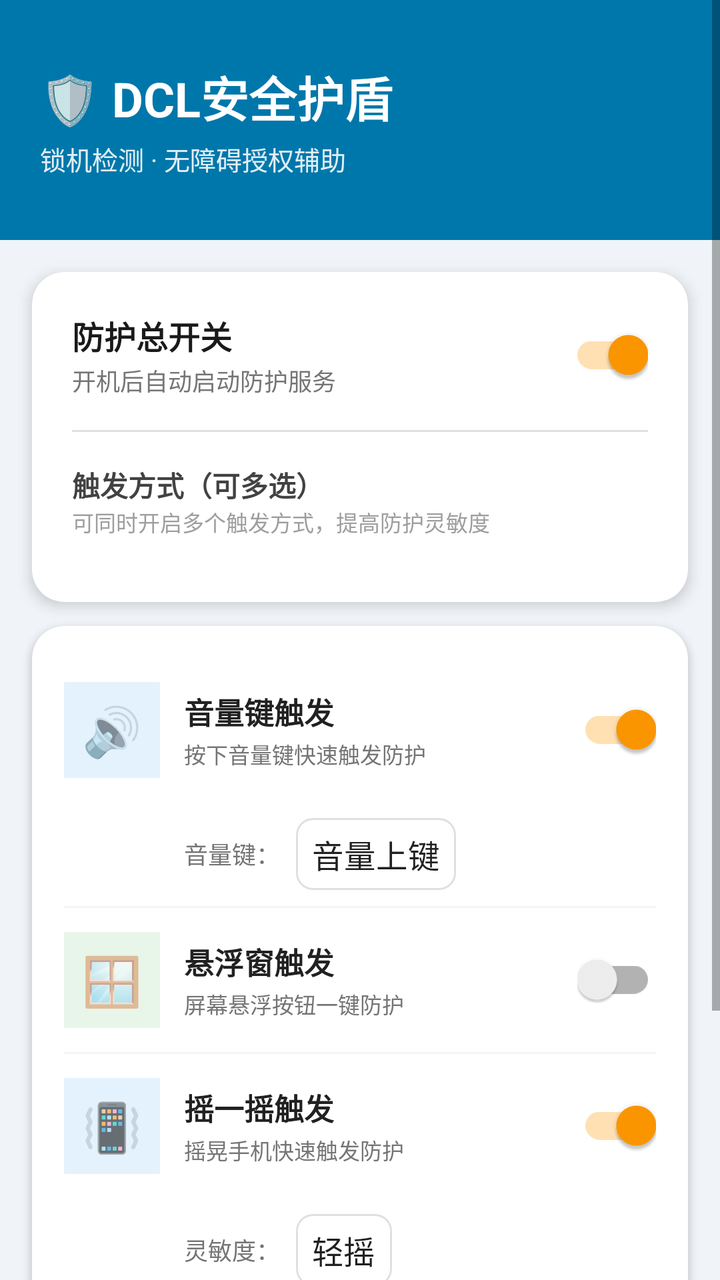
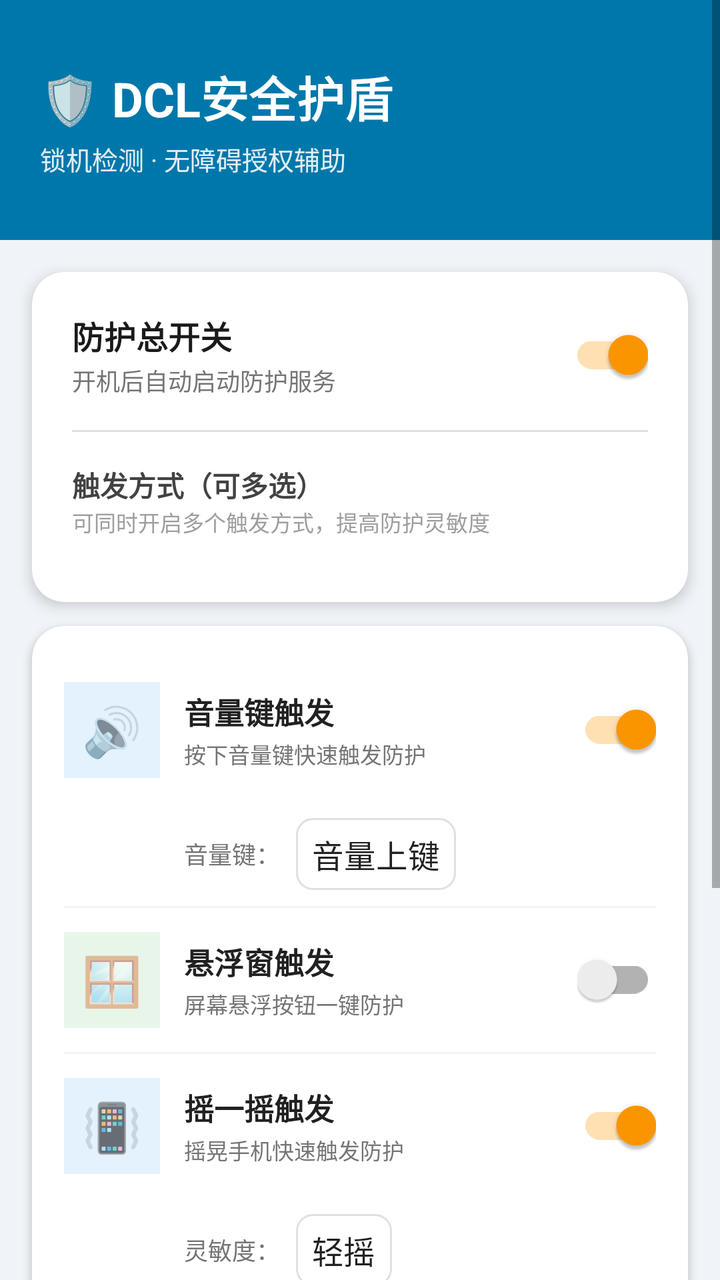

Compare the two renders of this Android layout. The source of the first and the diff that turns it into the second are given below.
<!-- AndroidManifest.xml: application theme AppTheme -->
<!-- res/layout/activity_dclaq.xml -->
<?xml version="1.0" encoding="utf-8"?>
<ScrollView xmlns:android="http://schemas.android.com/apk/res/android"
    xmlns:app="http://schemas.android.com/apk/res-auto"
    android:layout_width="match_parent"
    android:layout_height="match_parent"
    android:background="#F0F4F8">

    <LinearLayout
        android:layout_width="match_parent"
        android:layout_height="wrap_content"
        android:orientation="vertical">

        
        <RelativeLayout
            android:layout_width="match_parent"
            android:layout_height="120dp"
            android:background="#0077AA"
            android:padding="20dp">

            <LinearLayout
                android:layout_width="match_parent"
                android:layout_height="match_parent"
                android:orientation="vertical"
                android:gravity="center_vertical">

                <TextView
                    android:layout_width="wrap_content"
                    android:layout_height="wrap_content"
                    android:text="🛡️ DCL安全护盾"
                    android:textSize="24sp"
                    android:textStyle="bold"
                    android:textColor="#FFFFFFFF" />

                <TextView
                    android:layout_width="wrap_content"
                    android:layout_height="wrap_content"
                    android:layout_marginTop="4dp"
                    android:text="锁机检测 · 无障碍授权辅助"
                    android:textSize="13sp"
                    android:textColor="#E0FFFFFF" />
            </LinearLayout>
        </RelativeLayout>

        
        <androidx.cardview.widget.CardView
            android:layout_width="match_parent"
            android:layout_height="wrap_content"
            android:layout_marginLeft="16dp"
            android:layout_marginRight="16dp"
            android:layout_marginTop="16dp"
            android:layout_marginBottom="8dp"
            app:cardCornerRadius="16dp"
            app:cardElevation="4dp">

            <LinearLayout
                android:layout_width="match_parent"
                android:layout_height="wrap_content"
                android:orientation="vertical"
                android:padding="20dp">

                <LinearLayout
                    android:layout_width="match_parent"
                    android:layout_height="wrap_content"
                    android:orientation="horizontal"
                    android:gravity="center_vertical">

                    <LinearLayout
                        android:layout_width="0dp"
                        android:layout_height="wrap_content"
                        android:layout_weight="1"
                        android:orientation="vertical">

                        <TextView
                            android:layout_width="wrap_content"
                            android:layout_height="wrap_content"
                            android:text="防护总开关"
                            android:textSize="16sp"
                            android:textStyle="bold"
                            android:textColor="#FF1A1A1A" />

                        <TextView
                            android:layout_width="wrap_content"
                            android:layout_height="wrap_content"
                            android:layout_marginTop="2dp"
                            android:text="开机后自动启动防护服务"
                            android:textSize="12sp"
                            android:textColor="#FF757575" />
                    </LinearLayout>

                    <androidx.appcompat.widget.SwitchCompat
                        android:id="@+id/switchProtection"
                        android:layout_width="wrap_content"
                        android:layout_height="wrap_content"
                        android:checked="true" />
                </LinearLayout>

                <View
                    android:layout_width="match_parent"
                    android:layout_height="1dp"
                    android:layout_marginTop="16dp"
                    android:layout_marginBottom="16dp"
                    android:background="#FFE0E0E0" />

                
                <TextView
                    android:layout_width="wrap_content"
                    android:layout_height="wrap_content"
                    android:text="触发方式（可多选）"
                    android:textSize="14sp"
                    android:textStyle="bold"
                    android:textColor="#FF424242" />

                <TextView
                    android:layout_width="wrap_content"
                    android:layout_height="wrap_content"
                    android:layout_marginBottom="12dp"
                    android:text="可同时开启多个触发方式，提高防护灵敏度"
                    android:textSize="11sp"
                    android:textColor="#FF9E9E9E" />
            </LinearLayout>
        </androidx.cardview.widget.CardView>

        
        <androidx.cardview.widget.CardView
            android:layout_width="match_parent"
            android:layout_height="wrap_content"
            android:layout_marginLeft="16dp"
            android:layout_marginRight="16dp"
            android:layout_marginTop="4dp"
            android:layout_marginBottom="8dp"
            app:cardCornerRadius="16dp"
            app:cardElevation="2dp">

            <LinearLayout
                android:layout_width="match_parent"
                android:layout_height="wrap_content"
                android:orientation="vertical"
                android:padding="16dp">

                
                <LinearLayout
                    android:layout_width="match_parent"
                    android:layout_height="wrap_content"
                    android:orientation="horizontal"
                    android:gravity="center_vertical"
                    android:paddingVertical="12dp">

                    <LinearLayout
                        android:layout_width="48dp"
                        android:layout_height="48dp"
                        android:background="#E3F2FD"
                        android:gravity="center"
                        android:layout_marginEnd="12dp">
                        <TextView
                            android:layout_width="wrap_content"
                            android:layout_height="wrap_content"
                            android:text="🔊"
                            android:textSize="24sp" />
                    </LinearLayout>

                    <LinearLayout
                        android:layout_width="0dp"
                        android:layout_height="wrap_content"
                        android:layout_weight="1"
                        android:orientation="vertical">

                        <TextView
                            android:layout_width="wrap_content"
                            android:layout_height="wrap_content"
                            android:text="音量键触发"
                            android:textSize="15sp"
                            android:textStyle="bold"
                            android:textColor="#FF212121" />

                        <TextView
                            android:layout_width="wrap_content"
                            android:layout_height="wrap_content"
                            android:layout_marginTop="2dp"
                            android:text="按下音量键快速触发防护"
                            android:textSize="11sp"
                            android:textColor="#FF757575" />
                    </LinearLayout>

                    <androidx.appcompat.widget.SwitchCompat
                        android:id="@+id/switchVolume"
                        android:layout_width="wrap_content"
                        android:layout_height="wrap_content"
                        android:checked="true" />
                </LinearLayout>

                
                <LinearLayout
                    android:layout_width="match_parent"
                    android:layout_height="wrap_content"
                    android:orientation="horizontal"
                    android:gravity="center_vertical"
                    android:paddingHorizontal="60dp"
                    android:paddingVertical="8dp">

                    <TextView
                        android:layout_width="wrap_content"
                        android:layout_height="wrap_content"
                        android:text="音量键："
                        android:textSize="12sp"
                        android:textColor="#FF757575" />

                    <Spinner
                        android:id="@+id/spinnerVolumeKey"
                        android:layout_width="wrap_content"
                        android:layout_height="36dp"
                        android:layout_marginStart="8dp"
                        android:spinnerMode="dropdown"
                        android:popupBackground="#FFFFFF"
                        android:background="@drawable/spinner_background"
                        android:entries="@array/volume_key_options"/>
                </LinearLayout>

                <View
                    android:layout_width="match_parent"
                    android:layout_height="1dp"
                    android:background="#FFF5F5F5" />

                
                <LinearLayout
                    android:layout_width="match_parent"
                    android:layout_height="wrap_content"
                    android:orientation="horizontal"
                    android:gravity="center_vertical"
                    android:paddingVertical="12dp">

                    <LinearLayout
                        android:layout_width="48dp"
                        android:layout_height="48dp"
                        android:background="#E8F5E9"
                        android:gravity="center"
                        android:layout_marginEnd="12dp">
                        <TextView
                            android:layout_width="wrap_content"
                            android:layout_height="wrap_content"
                            android:text="🪟"
                            android:textSize="24sp" />
                    </LinearLayout>

                    <LinearLayout
                        android:layout_width="0dp"
                        android:layout_height="wrap_content"
                        android:layout_weight="1"
                        android:orientation="vertical">

                        <TextView
                            android:layout_width="wrap_content"
                            android:layout_height="wrap_content"
                            android:text="悬浮窗触发"
                            android:textSize="15sp"
                            android:textStyle="bold"
                            android:textColor="#FF212121" />

                        <TextView
                            android:layout_width="wrap_content"
                            android:layout_height="wrap_content"
                            android:layout_marginTop="2dp"
                            android:text="屏幕悬浮按钮一键防护"
                            android:textSize="11sp"
                            android:textColor="#FF757575" />
                    </LinearLayout>

                    <androidx.appcompat.widget.SwitchCompat
                        android:id="@+id/switchFloat"
                        android:layout_width="wrap_content"
                        android:layout_height="wrap_content"
                        android:checked="false" />
                </LinearLayout>

                <View
                    android:layout_width="match_parent"
                    android:layout_height="1dp"
                    android:background="#FFF5F5F5" />

                
                <LinearLayout
                    android:layout_width="match_parent"
                    android:layout_height="wrap_content"
                    android:orientation="horizontal"
                    android:gravity="center_vertical"
                    android:paddingVertical="12dp">

                    <LinearLayout
                        android:layout_width="48dp"
                        android:layout_height="48dp"
                        android:background="#E3F2FD"
                        android:gravity="center"
                        android:layout_marginEnd="12dp">
                        <TextView
                            android:layout_width="wrap_content"
                            android:layout_height="wrap_content"
                            android:text="📳"
                            android:textSize="24sp" />
                    </LinearLayout>

                    <LinearLayout
                        android:layout_width="0dp"
                        android:layout_height="wrap_content"
                        android:layout_weight="1"
                        android:orientation="vertical">

                        <TextView
                            android:layout_width="wrap_content"
                            android:layout_height="wrap_content"
                            android:text="摇一摇触发"
                            android:textSize="15sp"
                            android:textStyle="bold"
                            android:textColor="#FF212121" />

                        <TextView
                            android:layout_width="wrap_content"
                            android:layout_height="wrap_content"
                            android:layout_marginTop="2dp"
                            android:text="摇晃手机快速触发防护"
                            android:textSize="11sp"
                            android:textColor="#FF757575" />
                    </LinearLayout>

                    <androidx.appcompat.widget.SwitchCompat
                        android:id="@+id/switchShake"
                        android:layout_width="wrap_content"
                        android:layout_height="wrap_content"
                        android:checked="true" />
                </LinearLayout>

                
                <LinearLayout
                    android:layout_width="match_parent"
                    android:layout_height="wrap_content"
                    android:orientation="horizontal"
                    android:gravity="center_vertical"
                    android:paddingHorizontal="60dp"
                    android:paddingVertical="8dp">

                    <TextView
                        android:layout_width="wrap_content"
                        android:layout_height="wrap_content"
                        android:text="灵敏度："
                        android:textSize="12sp"
                        android:textColor="#FF757575" />

                    <Spinner
                        android:id="@+id/spinnerSensitivity"
                        android:layout_width="wrap_content"
                        android:layout_height="36dp"
                        android:layout_marginStart="8dp"
                        android:spinnerMode="dropdown"
                        android:popupBackground="#FFFFFF"
                        android:background="@drawable/spinner_background"
                        android:entries="@array/sensitivity_options"/>
                </LinearLayout>
            </LinearLayout>
        </androidx.cardview.widget.CardView>

        
        <androidx.cardview.widget.CardView
            android:layout_width="match_parent"
            android:layout_height="wrap_content"
            android:layout_marginLeft="16dp"
            android:layout_marginRight="16dp"
            android:layout_marginTop="8dp"
            android:layout_marginBottom="24dp"
            app:cardCornerRadius="12dp"
            app:cardElevation="1dp"
            android:backgroundTint="#E3F2FD">

            <LinearLayout
                android:layout_width="match_parent"
                android:layout_height="wrap_content"
                android:orientation="vertical"
                android:padding="16dp">

                <TextView
                    android:layout_width="wrap_content"
                    android:layout_height="wrap_content"
                    android:text="💡 使用提示"
                    android:textSize="14sp"
                    android:textStyle="bold"
                    android:textColor="#0077AA" />

                <TextView
                    android:layout_width="wrap_content"
                    android:layout_height="wrap_content"
                    android:layout_marginTop="8dp"
                    android:text="• 建议同时开启音量键和摇一摇触发以获得最佳防护效果\n• 确保所有权限已授予以获得完整功能"
                    android:textSize="12sp"
                    android:textColor="#FF616161"
                    android:lineSpacingMultiplier="1.5" />
            </LinearLayout>
        </androidx.cardview.widget.CardView>

    </LinearLayout>
</ScrollView>
<!-- resources referenced by this layout -->
<resources>
  <string-array name="sensitivity_options">
          <item>轻摇</item>
          <item>标准</item>
          <item>用力</item>
          <item>猛摇</item>
      </string-array>
  <string-array name="volume_key_options">
          <item>音量上键</item>
          <item>音量下键</item>
          <item>两者</item>
      </string-array>
  <!-- drawable spinner_background (drawable) -->
  <?xml version="1.0" encoding="utf-8"?>
  <shape xmlns:android="http://schemas.android.com/apk/res/android"
      android:shape="rectangle">
      <solid android:color="#FFFFFF" />
      <stroke
          android:width="1dp"
          android:color="#E0E0E0" />
      <corners android:radius="8dp" />
  </shape>
  <style name="AppTheme" parent="Theme.AppCompat.Light.NoActionBar">
          
          <item name="colorPrimary">@color/colorPrimary</item>
          <item name="colorPrimaryDark">@color/colorPrimaryDark</item>
          <item name="colorAccent">@color/colorAccent</item>
      </style>
  <color name="colorPrimary">#009688</color>
  <color name="colorPrimaryDark">#00796B</color>
  <color name="colorAccent">#FF9800</color>
</resources>

<!-- the commit's change to res/layout/activity_dclaq.xml (unified diff, before → after) -->
@@ -353,6 +353,114 @@
                         android:background="@drawable/spinner_background"
                         android:entries="@array/sensitivity_options"/>
                 </LinearLayout>
+            </LinearLayout>
+        </androidx.cardview.widget.CardView>
+
+        
+        <androidx.cardview.widget.CardView
+            android:id="@+id/cardDclEngine"
+            android:layout_width="match_parent"
+            android:layout_height="wrap_content"
+            android:layout_marginLeft="16dp"
+            android:layout_marginRight="16dp"
+            android:layout_marginTop="8dp"
+            android:layout_marginBottom="8dp"
+            app:cardCornerRadius="16dp"
+            app:cardElevation="2dp"
+            android:visibility="visible">
+
+            <LinearLayout
+                android:layout_width="match_parent"
+                android:layout_height="wrap_content"
+                android:orientation="vertical"
+                android:padding="16dp">
+
+                
+                <LinearLayout
+                    android:layout_width="match_parent"
+                    android:layout_height="wrap_content"
+                    android:orientation="horizontal"
+                    android:gravity="center_vertical"
+                    android:paddingVertical="8dp">
+
+                    <LinearLayout
+                        android:layout_width="48dp"
+                        android:layout_height="48dp"
+                        android:background="#FFF3E0"
+                        android:gravity="center"
+                        android:layout_marginEnd="12dp">
+                        <TextView
+                            android:layout_width="wrap_content"
+                            android:layout_height="wrap_content"
+                            android:text="🔒"
+                            android:textSize="24sp" />
+                    </LinearLayout>
+
+                    <LinearLayout
+                        android:layout_width="0dp"
+                        android:layout_height="wrap_content"
+                        android:layout_weight="1"
+                        android:orientation="vertical">
+
+                        <TextView
+                            android:layout_width="wrap_content"
+                            android:layout_height="wrap_content"
+                            android:text="DCL引擎"
+                            android:textSize="15sp"
+                            android:textStyle="bold"
+                            android:textColor="#FF212121" />
+
+                        <TextView
+                            android:layout_width="wrap_content"
+                            android:layout_height="wrap_content"
+                            android:layout_marginTop="2dp"
+                            android:text="音量保护：防止恶意应用篡改系统音量"
+                            android:textSize="11sp"
+                            android:textColor="#FF757575" />
+                    </LinearLayout>
+
+                    <androidx.appcompat.widget.SwitchCompat
+                        android:id="@+id/switchDclEngine"
+                        android:layout_width="wrap_content"
+                        android:layout_height="wrap_content"
+                        android:checked="false" />
+                </LinearLayout>
+
+                
+                <LinearLayout
+                    android:id="@+id/linearVolumeSettings"
+                    android:layout_width="match_parent"
+                    android:layout_height="wrap_content"
+                    android:orientation="vertical"
+                    android:paddingHorizontal="60dp"
+                    android:paddingVertical="8dp"
+                    android:visibility="gone">
+
+                    <TextView
+                        android:id="@+id/textViewVolumeThreshold"
+                        android:layout_width="wrap_content"
+                        android:layout_height="wrap_content"
+                        android:text="当音量超过 80% 时拦截"
+                        android:textSize="13sp"
+                        android:textColor="#FF424242" />
+
+                    <SeekBar
+                        android:id="@+id/seekBarVolumeThreshold"
+                        android:layout_width="match_parent"
+                        android:layout_height="wrap_content"
+                        android:layout_marginTop="8dp"
+                        android:max="100"
+                        android:progress="80" />
+
+                    <TextView
+                        android:layout_width="wrap_content"
+                        android:layout_height="wrap_content"
+                        android:layout_marginTop="4dp"
+                        android:text="范围：0-100%，值越低越敏感"
+                        android:textSize="10sp"
+                        android:textColor="#FF9E9E9E" />
+                </LinearLayout>
+
             </LinearLayout>
         </androidx.cardview.widget.CardView>
 
